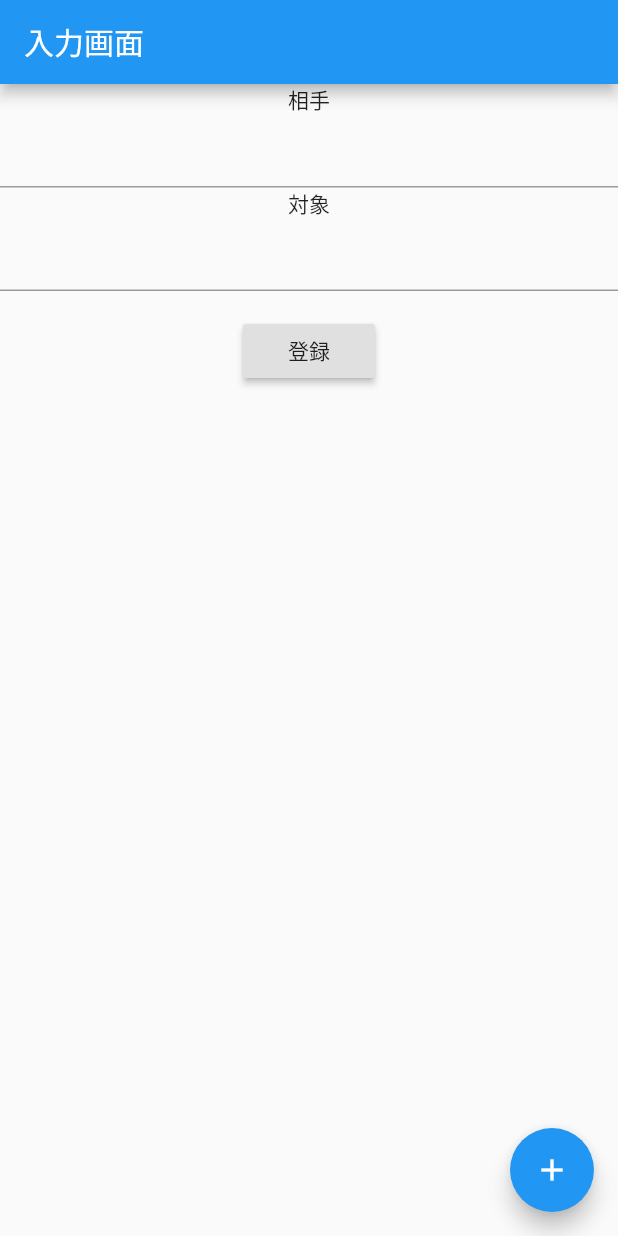
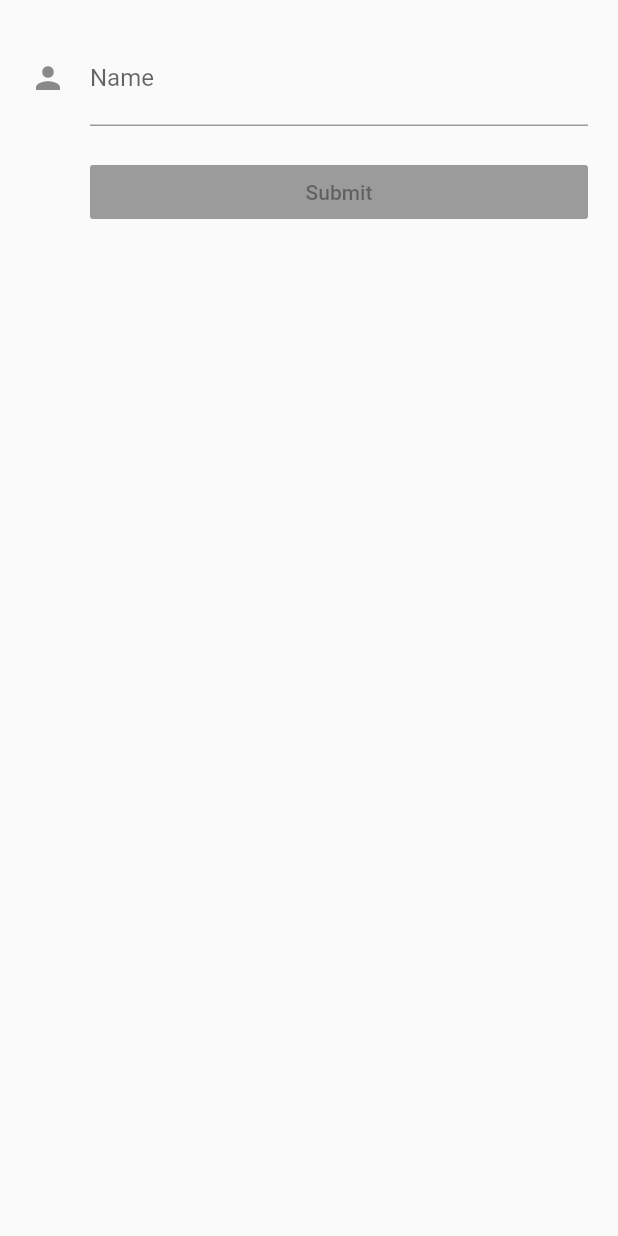
Before and after one commit to kuroponzu/Flutter_App_test, a Flutter app: the screen it shows after launch, on a phone screen of 412 x 824 dp. Run offline on Flutter 3.47's test engine with Material 2 defaults, Android fonts, the phone set to English and light mode, and no system bars.

Commit message:
レイアウト修正

```diff
--- a/lib/main.dart
+++ b/lib/main.dart
@@ -4,127 +4,74 @@ void main() => runApp(new MyApp());
 
 class MyApp extends StatelessWidget {
   // This widget is the root of your application.
+
   @override
   Widget build(BuildContext context) {
-    return new MaterialApp(
-      title: 'Flutter Demo',
-      theme: new ThemeData(
-        // This is the theme of your application.
-        //
-        // Try running your application with "flutter run". You'll see the
-        // application has a blue toolbar. Then, without quitting the app, try
-        // changing the primarySwatch below to Colors.green and then invoke
-        // "hot reload" (press "r" in the console where you ran "flutter run",
-        // or press Run > Flutter Hot Reload in IntelliJ). Notice that the
-        // counter didn't reset back to zero; the application is not restarted.
-        primarySwatch: Colors.blue,
-      ),
-      home: new InputForm(title: '入力画面'),
-    );
+
+    return MaterialApp(
+      title: "FlutterDemo",
+//      home: Scaffold(
+//        appBar: AppBar(
+//          title: Text("FlutterDemo"),
+//        ),
+        home: new InputForm(),
+            //textSection,
+      );
   }
 }
 
 class InputForm extends StatefulWidget {
   InputForm({Key key, this.title}) : super(key: key);
-
-  // This widget is the home page of your application. It is stateful, meaning
-  // that it has a State object (defined below) that contains fields that affect
-  // how it looks.
-
-  // This class is the configuration for the state. It holds the values (in this
-  // case the title) provided by the parent (in this case the App widget) and
-  // used by the build method of the State. Fields in a Widget subclass are
-  // always marked "final".
-
   final String title;
-
   @override
   _MyInputFormState createState() => new _MyInputFormState();
 }
 
 class _MyInputFormState extends State<InputForm> {
+//  final _formkey = GlobalKey<FormState>();
 
-  final _formkey = GlobalKey<FormState>();
-  final _myController = TextEditingController();
-  final _myController2 = TextEditingController();
-  void _incrementCounter() {
-    setState(() {
-      // This call to setState tells the Flutter framework that something has
-      // changed in this State, which causes it to rerun the build method below
-      // so that the display can reflect the updated values. If we changed
-      // _counter without calling setState(), then the build method would not be
-      // called again, and so nothing would appear to happen.
-    });
-  }
+//  @override
+ Widget build(BuildContext context) {
+   final _myController = TextEditingController();
+   final _myController2 = TextEditingController();
 
-  @override
-  Widget build(BuildContext context) {
+   Widget titleSection = Scaffold(
+       body: new SafeArea(
+           child: new Form(
+               child: new ListView(
+                 padding: const EdgeInsets.all(20.0),
+                   children: <Widget>[
+//               new Flexible(
+//                 child: Column(
+//                   children: <Widget>[
+//                     Container(
+//                       child: Text("相手:"),
+//                     ),
+//                   ],)
+//             ),
+//             new Flexible(
+//               fit: FlexFit.loose,
+                     new TextFormField(
+                       controller: _myController,
+                       decoration: const InputDecoration(
+                         icon: const Icon(Icons.person),
+                         hintText: '名前',
+                         labelText: 'Name',
+                       ),
+                     ),
 
+                     new Container(
+                         padding: const EdgeInsets.only(left: 40.0, top: 20.0),
+                         child: new RaisedButton(
+                           child: const Text('Submit'),
+                           onPressed: null,
+                         )
+                     )
+                   ]
+               ))
+       )
+   );
+   return titleSection;
+ }
 
-
-
-    // This method is rerun every time setState is called, for instance as done
-    // by the _incrementCounter method above.
-    //
-    // The Flutter framework has been optimized to make rerunning build methods
-    // fast, so that you can just rebuild anything that needs updating rather
-    // than having to individually change instances of widgets.
-    return new Scaffold(
-      appBar: new AppBar(
-        // Here we take the value from the MyHomePage object that was created by
-        // the App.build method, and use it to set our appbar title.
-        title: new Text(widget.title),
-      ),
-      body: new Center(
-        // Center is a layout widget. It takes a single child and positions it
-        // in the middle of the parent.
-        child: new Column(
-          // Column is also layout widget. It takes a list of children and
-          // arranges them vertically. By default, it sizes itself to fit its
-          // children horizontally, and tries to be as tall as its parent.
-          //
-          // Invoke "debug paint" (press "p" in the console where you ran
-          // "flutter run", or select "Toggle Debug Paint" from the Flutter tool
-          // window in IntelliJ) to see the wireframe for each widget.
-          //
-          // Column has various properties to control how it sizes itself and
-          // how it positions its children. Here we use mainAxisAlignment to
-          // center the children vertically; the main axis here is the vertical
-          // axis because Columns are vertical (the cross axis would be
-          // horizontal).
-
-
-          children: <Widget>[
-
-            new Text(
-                "相手"
-            ),
-            new TextFormField(
-                controller: _myController
-                ),
-            new Text(
-                "対象"
-            ),
-            new TextFormField(
-                controller: _myController2
-            ),
-            Padding (
-              padding: const EdgeInsets.symmetric(vertical: 16.0),
-              child: RaisedButton(
-                onPressed: (){
-                    print(_myController.text);
-                    print(_myController2.text);
-                },
-                child: Text("登録"),
-              ),
-            )
-          ],
-        ),
-      ),
-      floatingActionButton: new FloatingActionButton(
-        onPressed: _incrementCounter,
-        tooltip: 'Increment',
-        child: new Icon(Icons.add),
-      ), // This trailing comma makes auto-formatting nicer for build methods.
-    );
-  }}
+}
```
